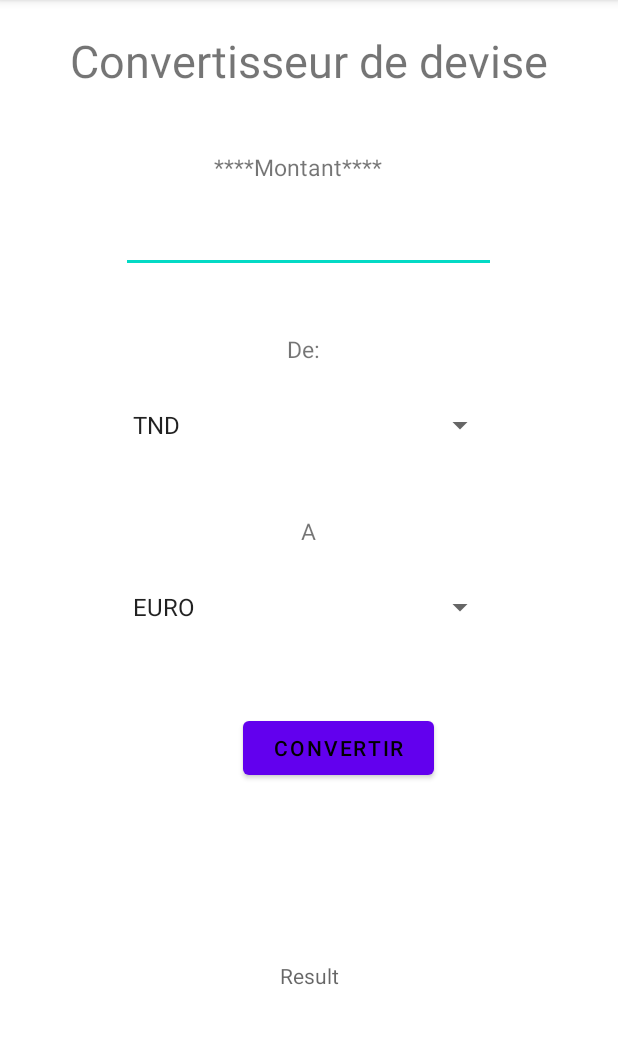
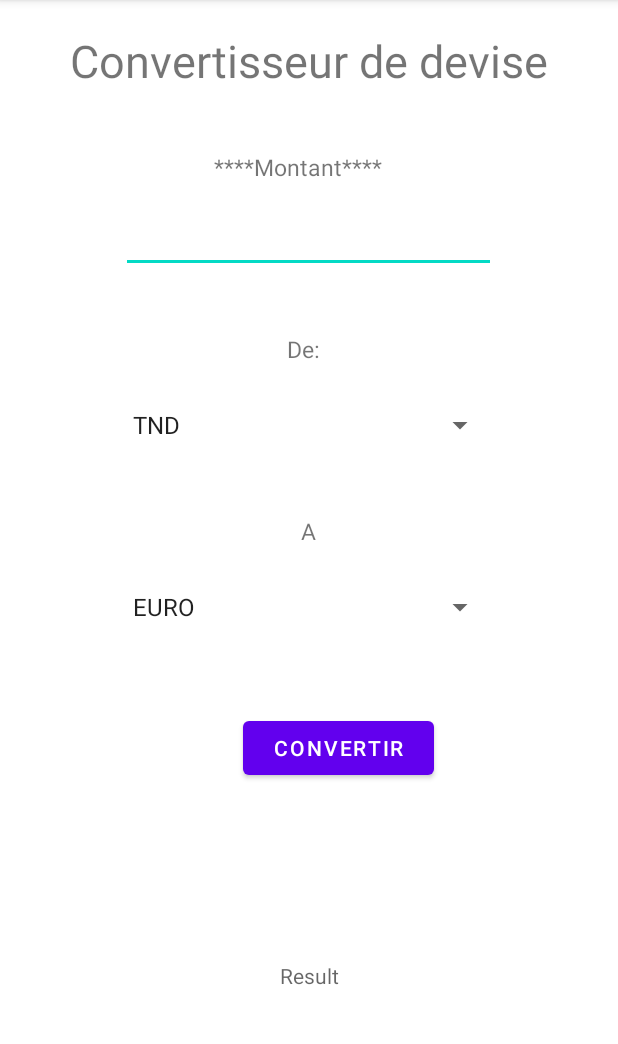
Before and after one commit to Benyoubilel/convertisseur-devise-androidStudio, an Android app: the screen it shows after launch (MainActivity), on a phone screen of 412 x 824 dp, the part 84-1128 px from its top. Run offline under Robolectric (Android 15) with nearby library versions, the light colour scheme and no system bars.

```diff
--- a/app/src/main/res/layout/activity_main.xml
+++ b/app/src/main/res/layout/activity_main.xml
@@ -2,25 +2,25 @@
 <LinearLayout xmlns:android="http://schemas.android.com/apk/res/android"
     xmlns:tools="http://schemas.android.com/tools"
     android:layout_width="match_parent"
+    android:layout_height="match_parent"
     android:orientation="vertical"
-    android:layout_height="match_parent"
     tools:context=".MainActivity">
 
     <TextView
         android:id="@+id/textView"
         android:layout_width="wrap_content"
         android:layout_height="wrap_content"
+        android:layout_gravity="center"
+        android:layout_margin="20dp"
         android:text="Convertisseur de devise"
         android:textSize="30sp"
-        android:layout_gravity="center"
-        android:layout_margin="20dp"
         tools:ignore="HardcodedText" />
+
     <LinearLayout
         android:layout_width="wrap_content"
         android:layout_height="wrap_content"
-        android:orientation="vertical"
         android:layout_gravity="center"
-        >
+        android:orientation="vertical">
 
         <TextView
             android:layout_width="236dp"
@@ -51,14 +51,14 @@
             android:text="De:"
             android:textSize="15sp"
             tools:ignore="HardcodedText" />
+
         <RelativeLayout
             android:layout_width="wrap_content"
             android:layout_height="wrap_content"
-            android:layout_marginBottom="20dp"
-            android:gravity="center"
             android:layout_marginLeft="20dp"
             android:layout_marginRight="20dp"
-            >
+            android:layout_marginBottom="20dp"
+            android:gravity="center">
 
             <Spinner
                 android:id="@+id/from"
@@ -76,13 +76,13 @@
             android:text="A"
             android:textSize="15sp"
             tools:ignore="HardcodedText" />
+
         <RelativeLayout
             android:layout_width="wrap_content"
             android:layout_height="wrap_content"
-            android:layout_marginBottom="20dp"
             android:layout_marginLeft="20dp"
             android:layout_marginRight="20dp"
-            >
+            android:layout_marginBottom="20dp">
 
             <Spinner
                 android:id="@+id/to"
@@ -102,7 +102,7 @@
         android:layout_marginEnd="162dp"
         android:layout_marginBottom="30dp"
         android:text="convertir"
-        android:textColor="@color/black"
+        android:textColor="@color/white"
         tools:ignore="HardcodedText" />
 
     <TextView
```
